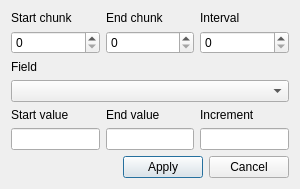
Above: TrackEditor/EditSeriesDialog.ui from Zizin13/Roller before the change. Below: the same form after it.
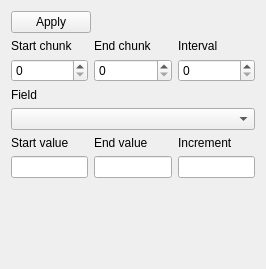
That is the form after the change.

Commit message: edit series is now a dockable widget

The edit to the form file:
```diff
--- a/TrackEditor/EditSeriesDialog.ui
+++ b/TrackEditor/EditSeriesDialog.ui
@@ -1,19 +1,43 @@
 <?xml version="1.0" encoding="UTF-8"?>
 <ui version="4.0">
  <class>EditSeriesDialog</class>
- <widget class="QDialog" name="EditSeriesDialog">
+ <widget class="QWidget" name="EditSeriesDialog">
   <property name="geometry">
    <rect>
     <x>0</x>
     <y>0</y>
-    <width>300</width>
-    <height>100</height>
+    <width>266</width>
+    <height>269</height>
    </rect>
   </property>
   <property name="windowTitle">
    <string>Edit series</string>
   </property>
   <layout class="QVBoxLayout" name="verticalLayout">
+   <item>
+    <layout class="QHBoxLayout" name="horizontalLayout_3">
+     <item>
+      <widget class="QPushButton" name="pbApply">
+       <property name="text">
+        <string>Apply</string>
+       </property>
+      </widget>
+     </item>
+     <item>
+      <spacer name="horizontalSpacer">
+       <property name="orientation">
+        <enum>Qt::Horizontal</enum>
+       </property>
+       <property name="sizeHint" stdset="0">
+        <size>
+         <width>40</width>
+         <height>20</height>
+        </size>
+       </property>
+      </spacer>
+     </item>
+    </layout>
+   </item>
    <item>
     <layout class="QGridLayout" name="gridLayout1">
      <item row="0" column="0">
@@ -143,35 +167,17 @@
     </layout>
    </item>
    <item>
-    <layout class="QHBoxLayout" name="horizontalLayout_3">
-     <item>
-      <spacer name="horizontalSpacer">
-       <property name="orientation">
-        <enum>Qt::Horizontal</enum>
-       </property>
-       <property name="sizeHint" stdset="0">
-        <size>
-         <width>40</width>
-         <height>20</height>
-        </size>
-       </property>
-      </spacer>
-     </item>
-     <item>
-      <widget class="QPushButton" name="pbApply">
-       <property name="text">
-        <string>Apply</string>
-       </property>
-      </widget>
-     </item>
-     <item>
-      <widget class="QPushButton" name="pbCancel">
-       <property name="text">
-        <string>Cancel</string>
-       </property>
-      </widget>
-     </item>
-    </layout>
+    <spacer name="verticalSpacer">
+     <property name="orientation">
+      <enum>Qt::Vertical</enum>
+     </property>
+     <property name="sizeHint" stdset="0">
+      <size>
+       <width>20</width>
+       <height>40</height>
+      </size>
+     </property>
+    </spacer>
    </item>
   </layout>
  </widget>
```
Left out of the diff: 44 changed lines with no effect on the pictures. The commit also changes 5 other files.
